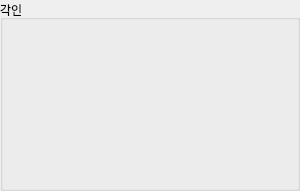
Wseop/Qt_LoaTools, file tools/character_search/ui/engrave_widget.ui: the form before one commit.
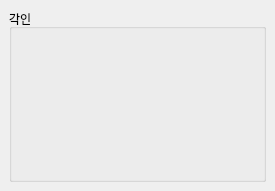
The form after the commit.

```diff
--- a/tools/character_search/ui/engrave_widget.ui
+++ b/tools/character_search/ui/engrave_widget.ui
@@ -6,19 +6,19 @@
    <rect>
     <x>0</x>
     <y>0</y>
-    <width>300</width>
+    <width>275</width>
     <height>191</height>
    </rect>
   </property>
   <property name="minimumSize">
    <size>
-    <width>300</width>
+    <width>275</width>
     <height>0</height>
    </size>
   </property>
   <property name="maximumSize">
    <size>
-    <width>300</width>
+    <width>275</width>
     <height>16777215</height>
    </size>
   </property>
@@ -27,25 +27,25 @@
   </property>
   <layout class="QVBoxLayout" name="verticalLayout">
    <property name="spacing">
-    <number>0</number>
+    <number>1</number>
    </property>
    <property name="leftMargin">
-    <number>0</number>
+    <number>9</number>
    </property>
    <property name="topMargin">
-    <number>0</number>
+    <number>9</number>
    </property>
    <property name="rightMargin">
-    <number>0</number>
+    <number>9</number>
    </property>
    <property name="bottomMargin">
-    <number>0</number>
+    <number>9</number>
    </property>
    <item>
     <widget class="QGroupBox" name="groupEngrave">
      <property name="minimumSize">
       <size>
-       <width>300</width>
+       <width>0</width>
        <height>0</height>
       </size>
      </property>
@@ -58,7 +58,11 @@
      <property name="title">
       <string>각인</string>
      </property>
-     <layout class="QVBoxLayout" name="vLayoutEngraves"/>
+     <layout class="QVBoxLayout" name="vLayoutEngraves">
+      <property name="spacing">
+       <number>1</number>
+      </property>
+     </layout>
     </widget>
    </item>
   </layout>
```
